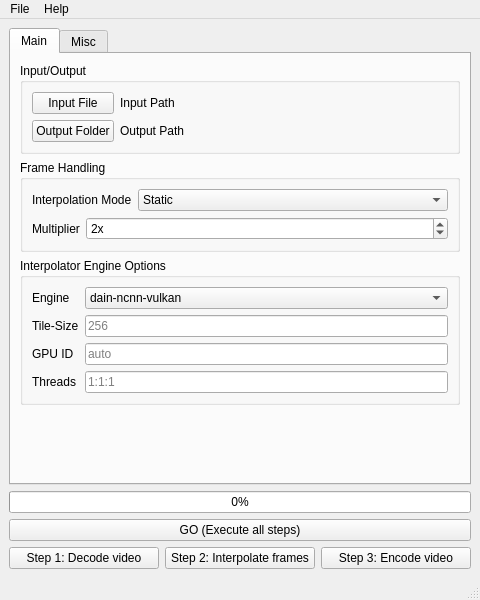
Before: the Qt Designer form src/gui_layout.ui in Mar2ck/DAIN-Vulkan-GUI, drawn with Qt 5.
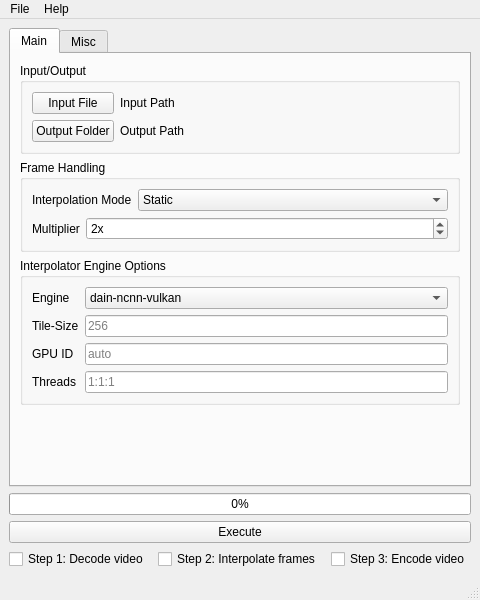
After: the same form once the commit is applied.

Commit message: Changed step selection into checkboxes

The edit to the form file:
```diff
--- a/src/gui_layout.ui
+++ b/src/gui_layout.ui
@@ -308,28 +308,54 @@
        </sizepolicy>
       </property>
       <property name="text">
-       <string>GO (Execute all steps)</string>
+       <string>Execute</string>
       </property>
      </widget>
     </item>
     <item>
      <layout class="QHBoxLayout" name="stepSelection">
       <item>
-       <widget class="QPushButton" name="stepSelection1Button">
+       <widget class="QCheckBox" name="stepSelection1CheckBox">
         <property name="text">
          <string>Step 1: Decode video</string>
         </property>
        </widget>
       </item>
       <item>
-       <widget class="QPushButton" name="stepSelection2Button">
+       <spacer name="horizontalSpacer">
+        <property name="orientation">
+         <enum>Qt::Horizontal</enum>
+        </property>
+        <property name="sizeHint" stdset="0">
+         <size>
+          <width>40</width>
+          <height>20</height>
+         </size>
+        </property>
+       </spacer>
+      </item>
+      <item>
+       <widget class="QCheckBox" name="stepSelection2CheckBox">
         <property name="text">
          <string>Step 2: Interpolate frames</string>
         </property>
        </widget>
       </item>
       <item>
-       <widget class="QPushButton" name="stepSelection3Button">
+       <spacer name="horizontalSpacer_2">
+        <property name="orientation">
+         <enum>Qt::Horizontal</enum>
+        </property>
+        <property name="sizeHint" stdset="0">
+         <size>
+          <width>40</width>
+          <height>20</height>
+         </size>
+        </property>
+       </spacer>
+      </item>
+      <item>
+       <widget class="QCheckBox" name="stepSelection3CheckBox">
         <property name="text">
          <string>Step 3: Encode video</string>
         </property>
```
